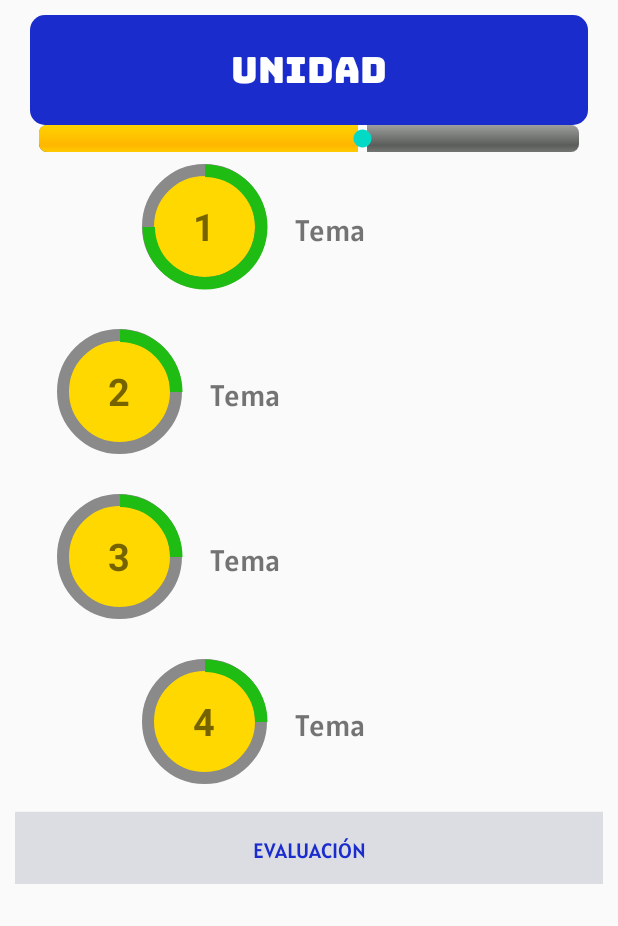
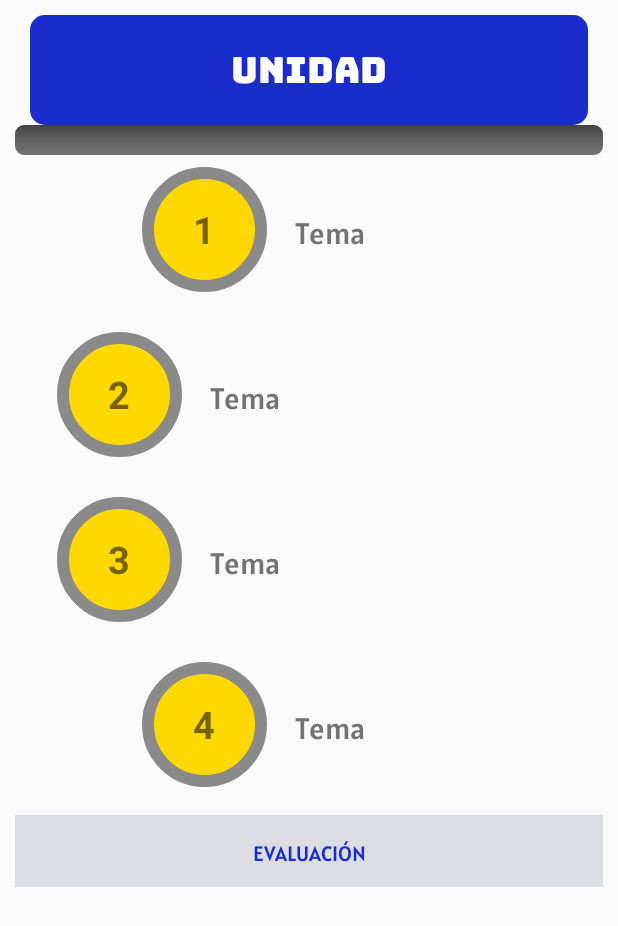
Before and after one commit to DanDelac/Proyecto, an Android app: the layout item_2.xml on its own in the app's theme, with its tools: preview values and no code run, on a phone screen of 412 x 824 dp. Shown: the top 926 px of the screen. Run offline under Robolectric (Android 15) with nearby library versions, the phone set to English and light mode, and no system bars; network calls fail.

Commit message:
Backend V7.0 progresbar

```diff
--- a/app/src/main/java/com/example/proyecto/ui/Theme/DetailTheme.java
+++ b/app/src/main/java/com/example/proyecto/ui/Theme/DetailTheme.java
@@ -47,7 +47,7 @@ public class DetailTheme extends AppCompatActivity {
     TextView txtTit;
 
     public static final String SESS_PREF="session";
-    String idSes,idUseUni,sesD;
+    String idSes,idUseUni,sesP;
     @Override
     protected void onCreate(Bundle savedInstanceState) {
         super.onCreate(savedInstanceState);
@@ -60,12 +60,12 @@ public class DetailTheme extends AppCompatActivity {
         SharedPreferences preferences = getSharedPreferences(SESS_PREF,0);
         idSes = preferences.getString("idSes","nnn");
         idUseUni = preferences.getString("idUseUni","nnn");
-        sesD = preferences.getString("sesD","nnn");
+        sesP = preferences.getString("sesP","nnn");
         String sesTit = preferences.getString("sesTit","nnn");
         requestQueue = VolleySingleton.getmInstance(this).getRequestQueue();
 
         txtTit.setText(sesTit);
-        Toast.makeText(this, "idUseUni: "+idUseUni+"\nsesD: "+sesD, Toast.LENGTH_SHORT).show();
+//        Toast.makeText(this, "idUseUni: "+idUseUni+"\nidSes: "+idSes+" Porc: "+sesP, Toast.LENGTH_SHORT).show();
         btnBack.setOnClickListener(new View.OnClickListener() {
             @Override
             public void onClick(View v) {
--- a/app/src/main/java/com/example/proyecto/ui/home/HomeFragment.java
+++ b/app/src/main/java/com/example/proyecto/ui/home/HomeFragment.java
@@ -77,6 +77,7 @@ public class HomeFragment extends Fragment {
         String idUser = null;
         units = new ArrayList<>();
         _sessions = new ArrayList<>();
+        final Integer[] aux = new Integer[1];
 
         SharedPreferences preferences = getActivity().getSharedPreferences(LOG_PREF,0);
         idUser = preferences.getString("idUser","nnn");
@@ -98,7 +99,8 @@ public class HomeFragment extends Fragment {
 
                             unit.setUniDesc(jsonObject.getString("uniDesc"));
                             unit.setIdUnit(jsonObject.getInt("idUnit"));
-                            unit.setIdUseUni(jsonObject.getInt("idUseUni"));
+                            aux[0] = jsonObject.getInt("idUseSes");
+                            unit.setIdUseUni(aux[0]);
                             units.add(unit);
                         }
 
@@ -110,6 +112,7 @@ public class HomeFragment extends Fragment {
                             _session.setIdSes(jsonObject.getInt("idSes"));
                             _session.setIdUnit(jsonObject.getInt("idUnit"));
                             _session.setSesDesc(jsonObject.getString("sesDesc"));
+                            _session.setSesPorc(jsonObject.getInt("sesPorc"));
                             _sessions.add(_session);
                         }
                         Adapter_Unit adapterUnit = new Adapter_Unit(getContext(),units,_sessions);
--- /dev/null
+++ b/app/src/main/res/drawable/pd_drawable_1.xml
@@ -0,0 +1,33 @@
+<?xml version="1.0" encoding="utf-8"?>
+<layer-list xmlns:android="http://schemas.android.com/apk/res/android">
+    <item android:id="@+id/background">
+        <shape>
+            <gradient
+                android:angle="-90"
+                android:centerColor="#616161"
+                android:endColor="#757575"
+                android:startColor="#424242"/>
+            <size android:width="15dp"
+                android:height="15dp"/>
+            <corners android:radius="6dp"/>
+        </shape>
+    </item>
+    <item android:id="@+id/progress">
+        <clip>
+            <layer-list>
+                <item android:bottom="2dp"
+                    android:left="2dp"
+                    android:top="2dp"
+                    android:right="2dp">
+                    <shape>
+                        <gradient android:angle="-90"
+                            android:centerColor="#43a047"
+                            android:endColor="#388e3c"
+                            android:startColor="#4caf50"/>
+                        <corners android:radius="4dp"/>
+                    </shape>
+                </item>
+            </layer-list>
+        </clip>
+    </item>
+</layer-list>
--- a/app/src/main/res/layout/item_2.xml
+++ b/app/src/main/res/layout/item_2.xml
@@ -22,15 +22,16 @@
         android:fontFamily="@font/bungee"
         />
 
-    <SeekBar
-        android:id="@+id/seekBar"
+
+    <ProgressBar
+        android:id="@+id/progress_Bar_Uni"
         android:layout_width="match_parent"
-        android:layout_height="wrap_content"
-        android:indeterminateDrawable="@android:drawable/progress_indeterminate_horizontal"
-        android:max="100"
-        android:progress="60"
-        android:progressDrawable="@android:drawable/progress_horizontal" />
-
+        android:layout_height="20dp"
+        android:layout_gravity="center"
+        android:indeterminateOnly="false"
+        android:progressDrawable="@drawable/pd_drawable_1"
+        android:progress="0"
+        />
 
     <LinearLayout
         android:layout_width="match_parent"
@@ -47,6 +48,7 @@
             android:layout_gravity="center"
             >
             <TextView
+                android:id="@+id/txt_Ses1"
                 android:layout_width="wrap_content"
                 android:layout_height="wrap_content"
                 android:background="@xml/circulo"
@@ -57,13 +59,13 @@
                 android:layout_gravity="center"/>
 
             <ProgressBar
-                android:id="@+id/progress_Bar1"
+                android:id="@+id/progress_Bar_Ses1"
                 android:layout_width="match_parent"
                 android:layout_height="match_parent"
                 android:layout_gravity="center"
                 android:indeterminateOnly="false"
                 android:progressDrawable="@xml/progresbar_bg"
-                android:progress="75"
+                android:progress="0"
                 />
         </FrameLayout>
         <TextView
@@ -91,6 +93,7 @@
             >
 
             <TextView
+                android:id="@+id/txt_Ses2"
                 android:layout_width="wrap_content"
                 android:layout_height="wrap_content"
                 android:background="@xml/circulo"
@@ -101,13 +104,13 @@
                 android:layout_gravity="center"
                 />
             <ProgressBar
-                android:id="@+id/progressBar2"
+                android:id="@+id/progress_Bar_Ses2"
                 android:layout_width="match_parent"
                 android:layout_height="match_parent"
                 android:layout_gravity="center"
                 android:indeterminateOnly="false"
                 android:progressDrawable="@xml/progresbar_bg"
-                android:progress="25"
+                android:progress="0"
                 />
         </FrameLayout>
         <TextView
@@ -134,6 +137,7 @@
             android:layout_gravity="center"
             >
             <TextView
+                android:id="@+id/txt_Ses3"
                 android:layout_width="wrap_content"
                 android:layout_height="wrap_content"
                 android:background="@xml/circulo"
@@ -144,13 +148,13 @@
                 android:layout_gravity="center"
                 />
             <ProgressBar
-                android:id="@+id/progressBar3"
+                android:id="@+id/progress_Bar_Ses3"
                 android:layout_width="match_parent"
                 android:layout_height="match_parent"
                 android:layout_gravity="center"
                 android:indeterminateOnly="false"
                 android:progressDrawable="@xml/progresbar_bg"
-                android:progress="25"/>
+                android:progress="0"/>
         </FrameLayout>
         <TextView
             android:id="@+id/txt_T3"
@@ -176,6 +180,7 @@
             android:layout_gravity="center"
             >
             <TextView
+                android:id="@+id/txt_Ses4"
                 android:layout_width="wrap_content"
                 android:layout_height="wrap_content"
                 android:background="@xml/circulo"
@@ -185,13 +190,13 @@
                 android:textStyle="bold"
                 android:layout_gravity="center"/>
             <ProgressBar
-                android:id="@+id/progressBar4"
+                android:id="@+id/progress_Bar_Ses4"
                 android:layout_width="match_parent"
                 android:layout_height="match_parent"
                 android:layout_gravity="center"
                 android:indeterminateOnly="false"
                 android:progressDrawable="@xml/progresbar_bg"
-                android:progress="25"/>
+                android:progress="0"/>
         </FrameLayout>
         <TextView
             android:id="@+id/txt_T4"
```
Also changed, not shown: app/src/main/java/com/example/proyecto/Adapter/Adapter_Unit.java (+36 -16 lines), app/src/main/java/com/example/proyecto/Entidades/_Session.java (+11 -1 lines).
